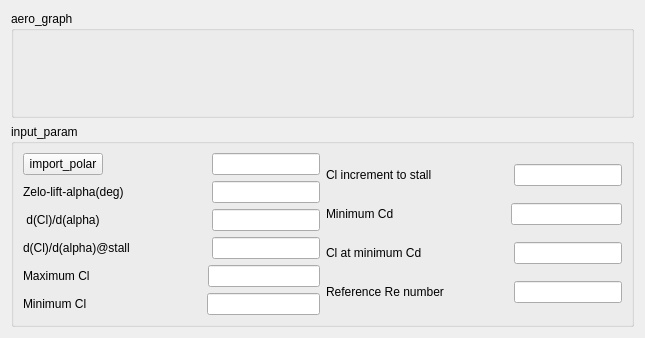
First picture: the form in UI_ui/aero_section_tab.ui, repository melonTai/xflr5_to_xrotor, before the edit.
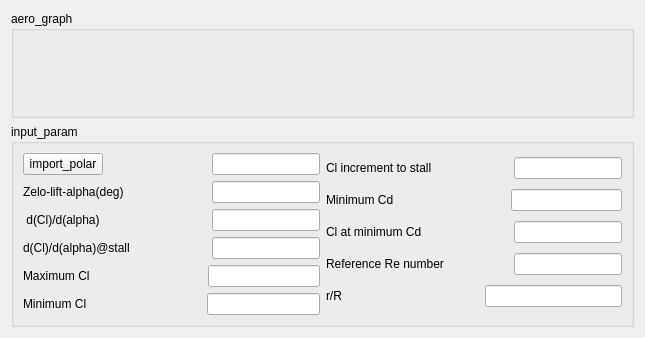
Second picture: the form after the edit.

Commit message: 2020/08/14 aero_model クラス化

```diff
--- a/UI_ui/aero_section_tab.ui
+++ b/UI_ui/aero_section_tab.ui
@@ -33,8 +33,6 @@
      </property>
      <layout class="QGridLayout" name="gridLayout_3">
       <item row="0" column="0">
-       <layout class="QHBoxLayout" name="horizontalLayout_15">
-        <item>
          <layout class="QVBoxLayout" name="verticalLayout">
           <item>
            <layout class="QHBoxLayout" name="horizontalLayout_3">
@@ -200,7 +198,7 @@
           </item>
          </layout>
         </item>
-        <item>
+      <item row="0" column="1">
          <layout class="QVBoxLayout" name="verticalLayout_2">
           <item>
            <layout class="QHBoxLayout" name="horizontalLayout_11">
@@ -309,6 +307,31 @@
              <widget class="QLineEdit" name="re_lineEdit"/>
             </item>
            </layout>
+        </item>
+        <item>
+         <layout class="QHBoxLayout" name="horizontalLayout">
+          <item>
+           <widget class="QLabel" name="r_R_label">
+            <property name="text">
+             <string>r/R</string>
+            </property>
+           </widget>
+          </item>
+          <item>
+           <spacer name="horizontalSpacer_11">
+            <property name="orientation">
+             <enum>Qt::Horizontal</enum>
+            </property>
+            <property name="sizeHint" stdset="0">
+             <size>
+              <width>40</width>
+              <height>20</height>
+             </size>
+            </property>
+           </spacer>
+          </item>
+          <item>
+           <widget class="QLineEdit" name="r_R_lineEdit"/>
           </item>
          </layout>
         </item>
```
Left out of the diff: 2 changed lines with no effect on the pictures. Lines whose indentation alone changed are shown as unchanged. The commit also changes 3 other files.
